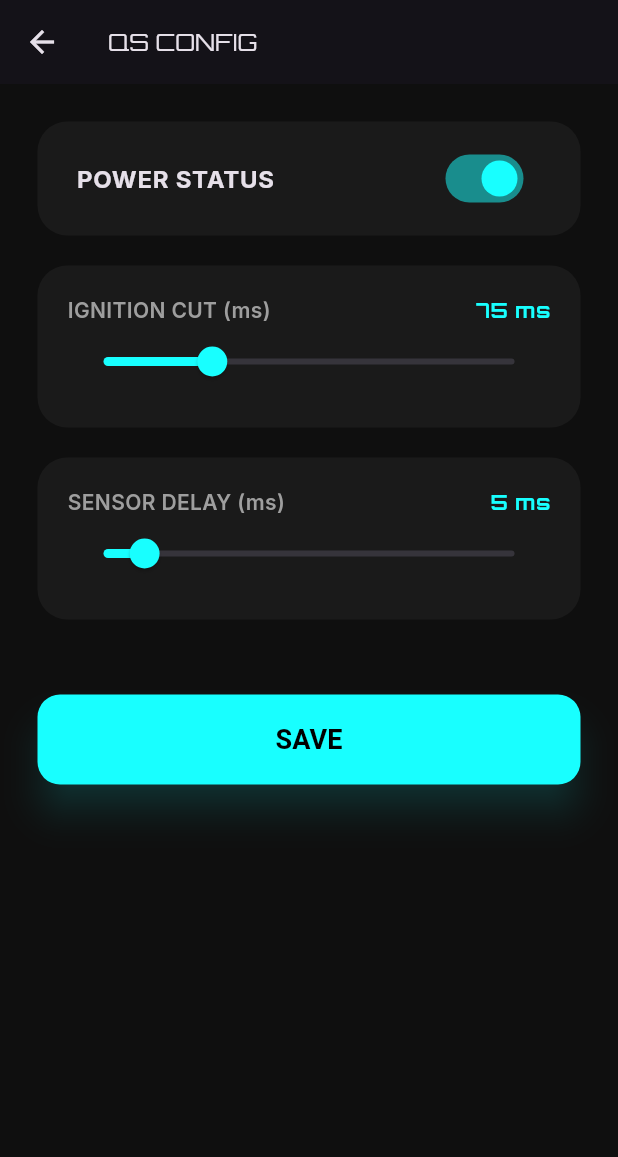
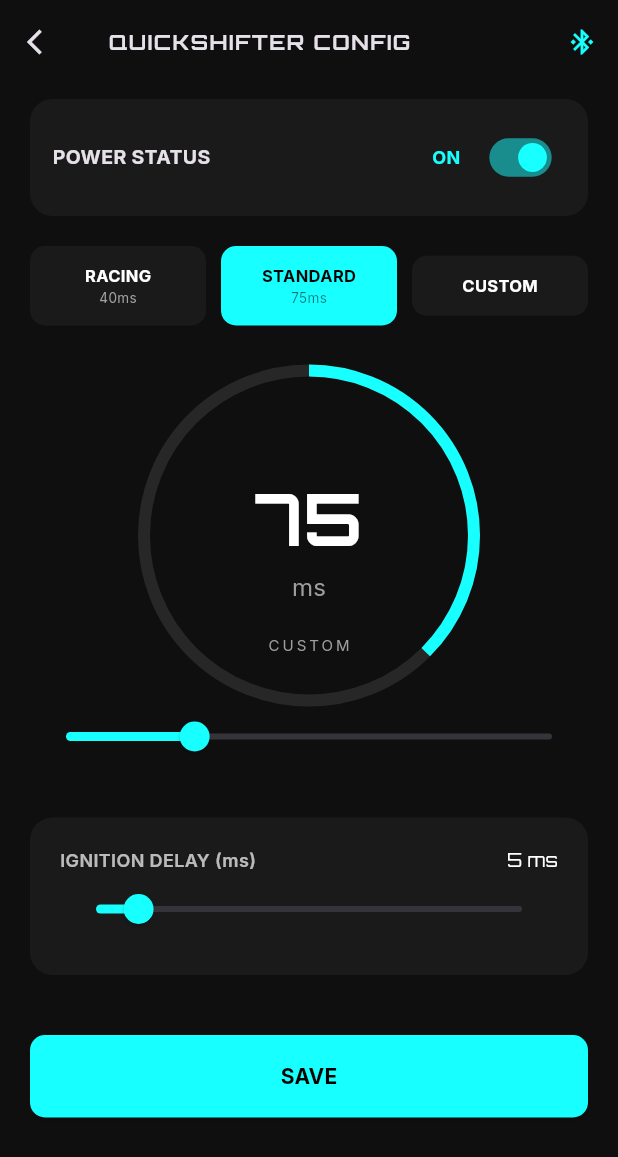
Before and after one commit to Dhans62/build-apk, a Flutter app: the QsDetailScreen screen opened directly, after a tap on "SAVE", on a phone screen of 412 x 824 dp. Shown: the top 1157 px of the screen. Run offline on Flutter 3.47's test engine with Material 3 defaults, Android fonts, the light colour scheme and no system bars; our stand-ins replace flutter_blue_plus, google_fonts.

Commit message:
Update main.dart

```diff
--- a/lib/main.dart
+++ b/lib/main.dart
@@ -1,5 +1,6 @@
 import 'dart:convert';
 import 'dart:async';
+import 'dart:math';
 import 'package:flutter/material.dart';
 import 'package:flutter_blue_plus/flutter_blue_plus.dart';
 import 'package:google_fonts/google_fonts.dart';
@@ -69,7 +70,6 @@ class _MainMenuState extends State<MainMenu> {
   Widget _buildDashboard() {
     return Column(
       children: [
-        // Status Bar
         Container(
           margin: const EdgeInsets.symmetric(horizontal: 20, vertical: 10),
           padding: const EdgeInsets.symmetric(vertical: 15, horizontal: 20),
@@ -90,7 +90,6 @@ class _MainMenuState extends State<MainMenu> {
             ],
           ),
         ),
-
         Expanded(
           child: GridView.count(
             crossAxisCount: 2,
@@ -222,7 +221,6 @@ class _MainMenuState extends State<MainMenu> {
   }
 }
 
-// --- SCREEN QUICKSHIFTER DENGAN SYNC DATA ---
 class QsDetailScreen extends StatefulWidget {
   final BluetoothDevice? device;
   const QsDetailScreen({super.key, this.device});
@@ -248,28 +246,27 @@ class _QsDetailScreenState extends State<QsDetailScreen> {
 
   void _initBleSync() async {
     if (widget.device == null) return;
-
+    try {
       List<BluetoothService> services = await widget.device!.discoverServices();
       for (var s in services) {
-      if (s.uuid.toString() == serviceUuid) {
+        if (s.uuid.toString().toLowerCase() == serviceUuid) {
           for (var c in s.characteristics) {
-          if (c.uuid.toString() == charUuid) {
+            if (c.uuid.toString().toLowerCase() == charUuid) {
               _targetChar = c;
-            // Aktifkan Notify agar Flutter tahu saat ESP32 kirim balik data
               await c.setNotifyValue(true);
               _notifySub = c.onValueReceived.listen((value) {
                 _parseEcuData(utf8.decode(value));
               });
-            // Minta data ke ECU saat pertama buka
+              await Future.delayed(const Duration(milliseconds: 500));
               await c.write(utf8.encode("GET_QS"));
             }
           }
         }
       }
+    } catch(e) { print(e); }
   }
 
   void _parseEcuData(String data) {
-    // Format: ACK_QS|E:1|C:75|V:5
     if (data.startsWith("ACK_QS")) {
       List<String> parts = data.split('|');
       setState(() {
@@ -277,18 +274,15 @@ class _QsDetailScreenState extends State<QsDetailScreen> {
         _cutTime = double.parse(parts[2].split(':')[1]);
         _valTime = double.parse(parts[3].split(':')[1]);
       });
-      ScaffoldMessenger.of(context).showSnackBar(const SnackBar(content: Text("Data ECU Disinkronkan"), duration: Duration(seconds: 1)));
     }
   }
 
   void _sendData() async {
     if (_targetChar == null) return;
     try {
-      await _targetChar!.write(utf8.encode("QSE${_isOn ? 1 : 0}"));
-      await Future.delayed(const Duration(milliseconds: 100));
-      await _targetChar!.write(utf8.encode("QSC${_cutTime.toInt()}"));
-      await Future.delayed(const Duration(milliseconds: 100));
-      await _targetChar!.write(utf8.encode("QSV${_valTime.toInt()}"));
+      // ATOMIC UPDATE: Mengirim satu string tunggal agar aman di Preferences ESP32
+      String payload = "QSSET|E:${_isOn ? 1 : 0}|C:${_cutTime.toInt()}|V:${_valTime.toInt()}";
+      await _targetChar!.write(utf8.encode(payload));
 
       ScaffoldMessenger.of(context).showSnackBar(
         const SnackBar(backgroundColor: Colors.cyanAccent, content: Text("SAVE SUCCESS", style: TextStyle(color: Colors.black, fontWeight: FontWeight.bold)))
@@ -307,71 +301,146 @@ class _QsDetailScreenState extends State<QsDetailScreen> {
   @override
   Widget build(BuildContext context) {
     return Scaffold(
-      appBar: AppBar(title: Text("QS CONFIG", style: GoogleFonts.orbitron(fontSize: 16))),
+      backgroundColor: const Color(0xFF0F0F0F),
+      appBar: AppBar(
+        backgroundColor: Colors.transparent,
+        elevation: 0,
+        leading: IconButton(icon: const Icon(Icons.arrow_back_ios, size: 20), onPressed: () => Navigator.pop(context)),
+        title: Text("QUICKSHIFTER CONFIG", style: GoogleFonts.orbitron(fontSize: 14, fontWeight: FontWeight.bold, letterSpacing: 1)),
+        actions: [
+           IconButton(onPressed: () {}, icon: const Icon(Icons.bluetooth_connected, color: Colors.cyanAccent, size: 20)),
+        ],
+      ),
       body: SingleChildScrollView(
-        padding: const EdgeInsets.all(25),
+        padding: const EdgeInsets.symmetric(horizontal: 20),
         child: Column(
           children: [
-            // Card Power
-            _buildCard(
-              child: SwitchListTile(
-                title: Text("POWER STATUS", style: GoogleFonts.inter(fontWeight: FontWeight.bold)),
+            const SizedBox(height: 10),
+            // POWER STATUS CARD
+            Container(
+              padding: const EdgeInsets.all(15),
+              decoration: BoxDecoration(color: const Color(0xFF1A1A1A), borderRadius: BorderRadius.circular(15)),
+              child: Row(
+                mainAxisAlignment: MainAxisAlignment.spaceBetween,
+                children: [
+                  Text("POWER STATUS", style: GoogleFonts.inter(fontWeight: FontWeight.bold, fontSize: 13)),
+                  Row(
+                    children: [
+                      Text(_isOn ? "ON" : "OFF", style: GoogleFonts.inter(color: _isOn ? Colors.cyanAccent : Colors.grey, fontWeight: FontWeight.bold, fontSize: 12)),
+                      const SizedBox(width: 10),
+                      Transform.scale(
+                        scale: 0.8,
+                        child: Switch(
                           value: _isOn,
                           activeColor: Colors.cyanAccent,
                           onChanged: (v) => setState(() => _isOn = v),
                         ),
                       ),
-            const SizedBox(height: 20),
-            // Card Cut Time
-            _buildCard(
-              child: _sliderBlock("IGNITION CUT (ms)", _cutTime, 30, 200, (v) => setState(() => _cutTime = v)),
+                    ],
+                  )
+                ],
+              ),
             ),
             const SizedBox(height: 20),
-            // Card Val Time
-            _buildCard(
-              child: _sliderBlock("SENSOR DELAY (ms)", _valTime, 0, 50, (v) => setState(() => _valTime = v)),
+            // PRESET BUTTONS
+            Row(
+              children: [
+                _presetBtn("RACING", "40ms", _cutTime == 40, () => setState(() => _cutTime = 40)),
+                const SizedBox(width: 10),
+                _presetBtn("STANDARD", "75ms", _cutTime == 75, () => setState(() => _cutTime = 75)),
+                const SizedBox(width: 10),
+                _presetBtn("CUSTOM", "", _cutTime != 40 && _cutTime != 75, () {}),
+              ],
             ),
-            const SizedBox(height: 50),
+            const SizedBox(height: 30),
+            // GAUGE CUSTOM IMITATION
+            Stack(
+              alignment: Alignment.center,
+              children: [
+                SizedBox(
+                  width: 220, height: 220,
+                  child: CircularProgressIndicator(
+                    value: _cutTime / 200,
+                    strokeWidth: 8,
+                    backgroundColor: Colors.white10,
+                    valueColor: const AlwaysStoppedAnimation<Color>(Colors.cyanAccent),
+                  ),
+                ),
+                Column(
+                  children: [
+                    Text("${_cutTime.toInt()}", style: GoogleFonts.orbitron(fontSize: 48, fontWeight: FontWeight.bold, color: Colors.white)),
+                    Text("ms", style: GoogleFonts.inter(fontSize: 16, color: Colors.grey)),
+                  ],
+                ),
+                Positioned(
+                  bottom: 30,
+                  child: Text("CUSTOM", style: GoogleFonts.inter(fontSize: 10, color: Colors.grey, letterSpacing: 2)),
+                ),
+                // Slider invisible over gauge or below it
+              ],
+            ),
+            Slider(
+              value: _cutTime, min: 30, max: 200,
+              activeColor: Colors.cyanAccent,
+              onChanged: (v) => setState(() => _cutTime = v),
+            ),
+            const SizedBox(height: 30),
+            // IGNITION DELAY SLIDER
+            Container(
+              padding: const EdgeInsets.all(20),
+              decoration: BoxDecoration(color: const Color(0xFF1A1A1A), borderRadius: BorderRadius.circular(15)),
+              child: Column(
+                children: [
+                  Row(
+                    mainAxisAlignment: MainAxisAlignment.spaceBetween,
+                    children: [
+                      Text("IGNITION DELAY (ms)", style: GoogleFonts.inter(fontSize: 12, fontWeight: FontWeight.w600, color: Colors.white70)),
+                      Text("${_valTime.toInt()} ms", style: GoogleFonts.orbitron(fontSize: 12, color: Colors.white)),
+                    ],
+                  ),
+                  Slider(
+                    value: _valTime, min: 0, max: 50,
+                    activeColor: Colors.cyanAccent,
+                    onChanged: (v) => setState(() => _valTime = v),
+                  ),
+                ],
+              ),
+            ),
+            const SizedBox(height: 40),
+            // SAVE BUTTON
             ElevatedButton(
               style: ElevatedButton.styleFrom(
                 backgroundColor: Colors.cyanAccent,
-                minimumSize: const Size(double.infinity, 60),
-                shape: RoundedRectangleBorder(borderRadius: BorderRadius.circular(15)),
-                elevation: 10,
-                shadowColor: Colors.cyanAccent.withOpacity(0.3),
+                minimumSize: const Size(double.infinity, 55),
+                shape: RoundedRectangleBorder(borderRadius: BorderRadius.circular(10)),
               ),
               onPressed: _sendData,
-              child: const Text("SAVE", style: TextStyle(color: Colors.black, fontWeight: FontWeight.bold, fontSize: 18)),
+              child: Text("SAVE", style: GoogleFonts.inter(color: Colors.black, fontWeight: FontWeight.bold, fontSize: 14)),
             ),
+            const SizedBox(height: 20),
           ],
         ),
       ),
     );
   }
 
-  Widget _buildCard({required Widget child}) {
-    return Container(
-      padding: const EdgeInsets.all(10),
-      decoration: BoxDecoration(color: const Color(0xFF1A1A1A), borderRadius: BorderRadius.circular(20)),
-      child: child,
-    );
-  }
-
-  Widget _sliderBlock(String title, double val, double min, double max, Function(double) onChanged) {
-    return Padding(
-      padding: const EdgeInsets.all(10),
+  Widget _presetBtn(String label, String ms, bool active, VoidCallback onTap) {
+    return Expanded(
+      child: InkWell(
+        onTap: onTap,
+        child: Container(
+          padding: const EdgeInsets.symmetric(vertical: 12),
+          decoration: BoxDecoration(
+            color: active ? Colors.cyanAccent : const Color(0xFF1A1A1A),
+            borderRadius: BorderRadius.circular(10),
+          ),
           child: Column(
-        crossAxisAlignment: CrossAxisAlignment.start,
             children: [
-          Row(
-            mainAxisAlignment: MainAxisAlignment.spaceBetween,
-            children: [
-              Text(title, style: GoogleFonts.inter(color: Colors.grey, fontWeight: FontWeight.w600)),
-              Text("${val.toInt()} ms", style: GoogleFonts.orbitron(color: Colors.cyanAccent, fontWeight: FontWeight.bold)),
+              Text(label, style: GoogleFonts.inter(fontSize: 11, fontWeight: FontWeight.bold, color: active ? Colors.black : Colors.white)),
+              if (ms.isNotEmpty) Text(ms, style: GoogleFonts.inter(fontSize: 9, color: active ? Colors.black54 : Colors.grey)),
             ],
           ),
-          Slider(value: val, min: min, max: max, activeColor: Colors.cyanAccent, onChanged: onChanged),
-        ],
+        ),
       ),
     );
   }
```
Lines whose indentation alone changed are shown as unchanged.
